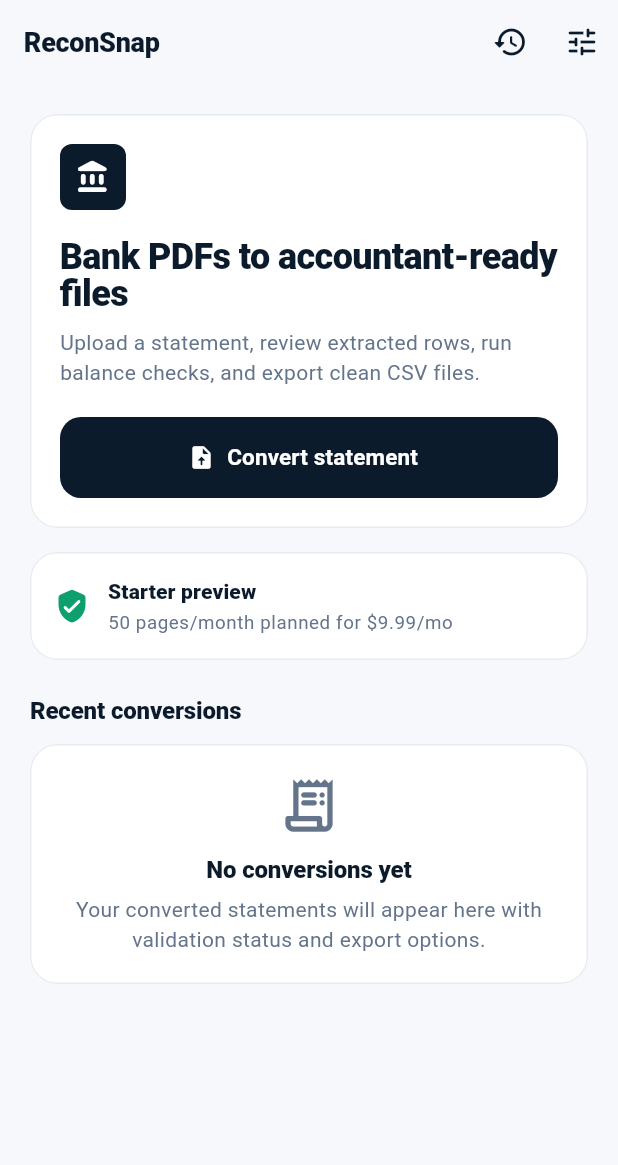
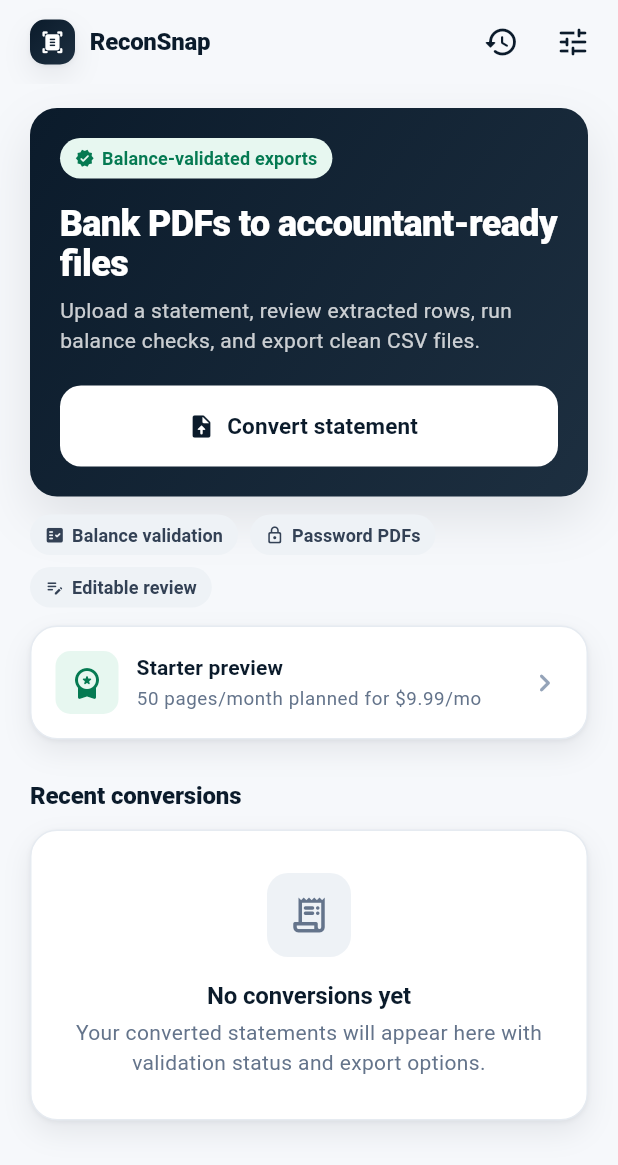
Before and after one commit to faheemnaveed07/reconsnap-statement-converter, a Flutter app: the screen it shows after launch, on a phone screen of 412 x 824 dp. Shown: the top 1165 px of the screen. Run offline on Flutter 3.47's test engine with Material 3 defaults, Android fonts, the phone set to English and light mode, and no system bars; our stand-ins replace csv, flutter_riverpod, go_router.

Commit message:
feat(ui): redesign Home and Upload screens to fintech grade
- Home: gradient hero with brand mark + validated-export badge, trust chips,
  premium plan card, recent conversions with semantic status pills, polished
  empty state
- Upload: card-style bank picker with selection state + support-level pills,
  clear primary/secondary actions, styled privacy note
- both screens now use the shared design system and spacing tokens

Co-Authored-By: Claude Opus 4.8 (1M context) <noreply@anthropic.com>

```diff
--- a/apps/mobile/lib/features/conversion/presentation/home_screen.dart
+++ b/apps/mobile/lib/features/conversion/presentation/home_screen.dart
@@ -2,9 +2,11 @@ import 'package:flutter/material.dart';
 import 'package:flutter_riverpod/flutter_riverpod.dart';
 import 'package:go_router/go_router.dart';
 
+import '../../../app/theme/app_tokens.dart';
+import '../../../app/theme/reconsnap_theme.dart';
+import '../../../app/widgets/app_components.dart';
 import '../../../core/models/conversion_job.dart';
 import '../../../core/models/subscription_plan.dart';
-import '../../../app/theme/reconsnap_theme.dart';
 import 'conversion_controller.dart';
 
 class HomeScreen extends ConsumerWidget {
@@ -18,7 +20,20 @@ class HomeScreen extends ConsumerWidget {
 
     return Scaffold(
       appBar: AppBar(
-        title: const Text('ReconSnap'),
+        titleSpacing: 20,
+        title: Row(
+          children: [
+            const BrandMark(size: 30, radius: AppRadius.sm),
+            const SizedBox(width: 10),
+            Text(
+              'ReconSnap',
+              style: Theme.of(context).textTheme.titleMedium?.copyWith(
+                fontWeight: FontWeight.w800,
+                letterSpacing: -0.2,
+              ),
+            ),
+          ],
+        ),
         actions: [
           IconButton(
             tooltip: 'History',
@@ -30,28 +45,38 @@ class HomeScreen extends ConsumerWidget {
             onPressed: () => context.pushNamed('settings'),
             icon: const Icon(Icons.tune_rounded),
           ),
+          const SizedBox(width: 6),
         ],
       ),
       body: SafeArea(
         child: ListView(
-          padding: const EdgeInsets.all(20),
+          padding: AppSpacing.page,
           children: [
             const _HeroPanel(),
-            const SizedBox(height: 16),
+            const SizedBox(height: AppSpacing.md),
+            const _TrustRow(),
+            const SizedBox(height: AppSpacing.md),
             const _CreditPanel(),
-            const SizedBox(height: 24),
-            Text(
-              'Recent conversions',
-              style: Theme.of(context).textTheme.titleMedium?.copyWith(
-                fontWeight: FontWeight.w800,
-                color: ReconSnapColors.ink,
+            const SizedBox(height: AppSpacing.xxl),
+            SectionHeader(
+              title: 'Recent conversions',
+              action: state.history.isEmpty
+                  ? null
+                  : TextButton(
+                      onPressed: () => context.pushNamed('history'),
+                      child: const Text('See all'),
                     ),
             ),
-            const SizedBox(height: 12),
+            const SizedBox(height: AppSpacing.md),
             if (state.history.isEmpty)
               const _EmptyHistory()
             else
-              ...state.history.map((job) => _HistoryTile(job: job)),
+              ...state.history
+                  .take(4)
+                  .map((job) => Padding(
+                        padding: const EdgeInsets.only(bottom: AppSpacing.md),
+                        child: _HistoryTile(job: job),
+                      )),
           ],
         ),
       ),
@@ -64,50 +89,71 @@ class _HeroPanel extends StatelessWidget {
 
   @override
   Widget build(BuildContext context) {
-    return Card(
-      child: Padding(
-        padding: const EdgeInsets.all(20),
+    return Container(
+      decoration: BoxDecoration(
+        gradient: ReconSnapColors.heroGradient,
+        borderRadius: AppRadius.all(AppRadius.lg),
+        boxShadow: AppShadows.raised,
+      ),
+      padding: const EdgeInsets.all(AppSpacing.xl),
       child: Column(
         crossAxisAlignment: CrossAxisAlignment.start,
         children: [
-            Container(
-              width: 44,
-              height: 44,
-              decoration: BoxDecoration(
-                color: ReconSnapColors.ink,
-                borderRadius: BorderRadius.circular(8),
+          Row(
+            children: [
+              const StatusPill(
+                label: 'Balance-validated exports',
+                tone: PillTone.success,
+                icon: Icons.verified_rounded,
               ),
-              child: const Icon(
-                Icons.account_balance_rounded,
-                color: Colors.white,
+            ],
           ),
-            ),
-            const SizedBox(height: 18),
+          const SizedBox(height: AppSpacing.lg),
           Text(
             'Bank PDFs to accountant-ready files',
             style: Theme.of(context).textTheme.headlineSmall?.copyWith(
-                color: ReconSnapColors.ink,
+              color: Colors.white,
               fontWeight: FontWeight.w800,
-                height: 1.05,
+              height: 1.12,
             ),
           ),
-            const SizedBox(height: 10),
+          const SizedBox(height: AppSpacing.sm),
           Text(
             'Upload a statement, review extracted rows, run balance checks, and export clean CSV files.',
             style: Theme.of(context).textTheme.bodyMedium?.copyWith(
-                color: ReconSnapColors.mutedInk,
-                height: 1.4,
+              color: Colors.white.withValues(alpha: 0.78),
+              height: 1.45,
             ),
           ),
-            const SizedBox(height: 20),
+          const SizedBox(height: AppSpacing.xl),
           ElevatedButton.icon(
             onPressed: () => context.pushNamed('upload'),
+            style: ElevatedButton.styleFrom(
+              backgroundColor: Colors.white,
+              foregroundColor: ReconSnapColors.ink900,
+            ),
             icon: const Icon(Icons.upload_file_rounded),
             label: const Text('Convert statement'),
           ),
         ],
       ),
-      ),
+    );
+  }
+}
+
+class _TrustRow extends StatelessWidget {
+  const _TrustRow();
+
+  @override
+  Widget build(BuildContext context) {
+    return const Wrap(
+      spacing: AppSpacing.sm,
+      runSpacing: AppSpacing.sm,
+      children: [
+        StatusPill(label: 'Balance validation', icon: Icons.fact_check_rounded),
+        StatusPill(label: 'Password PDFs', icon: Icons.lock_outline_rounded),
+        StatusPill(label: 'Editable review', icon: Icons.edit_note_rounded),
+      ],
     );
   }
 }
@@ -117,38 +163,41 @@ class _CreditPanel extends StatelessWidget {
 
   @override
   Widget build(BuildContext context) {
-    return Card(
-      child: Padding(
-        padding: const EdgeInsets.all(16),
+    return SoftCard(
+      padding: const EdgeInsets.all(AppSpacing.lg),
       child: Row(
         children: [
-            const Icon(
-              Icons.verified_user_rounded,
-              color: ReconSnapColors.accentGreen,
+          Container(
+            width: 42,
+            height: 42,
+            decoration: BoxDecoration(
+              color: ReconSnapColors.successSurface,
+              borderRadius: AppRadius.all(AppRadius.sm),
             ),
-            const SizedBox(width: 12),
+            child: const Icon(
+              Icons.workspace_premium_rounded,
+              color: ReconSnapColors.accentGreenDark,
+            ),
+          ),
+          const SizedBox(width: AppSpacing.md),
           Expanded(
             child: Column(
               crossAxisAlignment: CrossAxisAlignment.start,
               children: [
                 Text(
-                    'Starter preview',
-                    style: Theme.of(context).textTheme.titleSmall?.copyWith(
-                      fontWeight: FontWeight.w800,
-                    ),
+                  '${starterPlan.name} preview',
+                  style: Theme.of(context).textTheme.titleSmall,
                 ),
                 const SizedBox(height: 2),
                 Text(
                   '${starterPlan.pageAllowance} pages/month planned for ${starterPlan.monthlyPriceLabel}',
-                    style: Theme.of(context).textTheme.bodySmall?.copyWith(
-                      color: ReconSnapColors.mutedInk,
-                    ),
+                  style: Theme.of(context).textTheme.bodySmall,
                 ),
               ],
             ),
           ),
+          const Icon(Icons.chevron_right_rounded, color: ReconSnapColors.ink400),
         ],
-        ),
       ),
     );
   }
@@ -159,33 +208,35 @@ class _EmptyHistory extends StatelessWidget {
 
   @override
   Widget build(BuildContext context) {
-    return Card(
-      child: Padding(
-        padding: const EdgeInsets.all(20),
+    return SoftCard(
+      padding: const EdgeInsets.all(AppSpacing.xxl),
       child: Column(
         children: [
-            const Icon(
+          Container(
+            width: 56,
+            height: 56,
+            decoration: BoxDecoration(
+              color: ReconSnapColors.subtle,
+              borderRadius: AppRadius.all(AppRadius.md),
+            ),
+            child: const Icon(
               Icons.receipt_long_rounded,
-              size: 42,
+              size: 28,
               color: ReconSnapColors.mutedInk,
             ),
-            const SizedBox(height: 12),
+          ),
+          const SizedBox(height: AppSpacing.lg),
           Text(
             'No conversions yet',
-              style: Theme.of(
-                context,
-              ).textTheme.titleMedium?.copyWith(fontWeight: FontWeight.w800),
+            style: Theme.of(context).textTheme.titleMedium,
           ),
-            const SizedBox(height: 6),
+          const SizedBox(height: AppSpacing.xs),
           Text(
             'Your converted statements will appear here with validation status and export options.',
             textAlign: TextAlign.center,
-              style: Theme.of(
-                context,
-              ).textTheme.bodyMedium?.copyWith(color: ReconSnapColors.mutedInk),
+            style: Theme.of(context).textTheme.bodyMedium,
           ),
         ],
-        ),
       ),
     );
   }
@@ -198,23 +249,50 @@ class _HistoryTile extends StatelessWidget {
 
   @override
   Widget build(BuildContext context) {
-    final statusColor = job.validationReport.isPassed
-        ? ReconSnapColors.accentGreen
-        : ReconSnapColors.riskRed;
+    final passed = job.validationReport.isPassed;
 
-    return Padding(
-      padding: const EdgeInsets.only(bottom: 10),
-      child: Card(
-        child: ListTile(
-          leading: CircleAvatar(
-            backgroundColor: statusColor.withValues(alpha: 0.12),
-            child: Icon(Icons.description_rounded, color: statusColor),
+    return SoftCard(
+      padding: const EdgeInsets.all(AppSpacing.lg),
+      onTap: () => context.pushNamed('validation'),
+      child: Row(
+        children: [
+          Container(
+            width: 42,
+            height: 42,
+            decoration: BoxDecoration(
+              color: ReconSnapColors.subtle,
+              borderRadius: AppRadius.all(AppRadius.sm),
             ),
-          title: Text(job.filename),
-          subtitle: Text('${job.bank.name} - ${job.transactions.length} rows'),
-          trailing: const Icon(Icons.chevron_right_rounded),
-          onTap: () => context.pushNamed('validation'),
+            child: const Icon(
+              Icons.description_rounded,
+              color: ReconSnapColors.ink700,
             ),
+          ),
+          const SizedBox(width: AppSpacing.md),
+          Expanded(
+            child: Column(
+              crossAxisAlignment: CrossAxisAlignment.start,
+              children: [
+                Text(
+                  job.filename,
+                  maxLines: 1,
+                  overflow: TextOverflow.ellipsis,
+                  style: Theme.of(context).textTheme.titleSmall,
+                ),
+                const SizedBox(height: 3),
+                Text(
+                  '${job.bank.name} · ${job.transactions.length} rows',
+                  style: Theme.of(context).textTheme.bodySmall,
+                ),
+              ],
+            ),
+          ),
+          const SizedBox(width: AppSpacing.sm),
+          StatusPill(
+            label: passed ? 'Validated' : 'Review',
+            tone: passed ? PillTone.success : PillTone.warning,
+          ),
+        ],
       ),
     );
   }
```
Also changed, not shown: apps/mobile/lib/features/conversion/presentation/upload_screen.dart (+117 -89 lines). Lines whose indentation alone changed are shown as unchanged.
